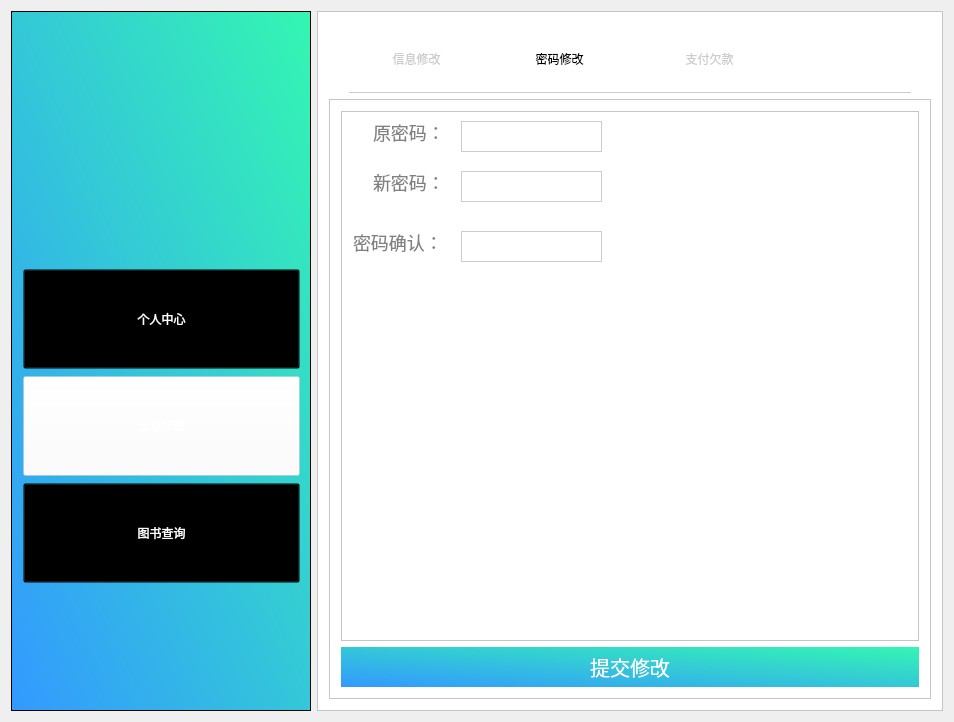
Before: the Qt Designer form Library/Library/student_updatepassword.ui in BooksOcean/BooksOcean, drawn with Qt 5.
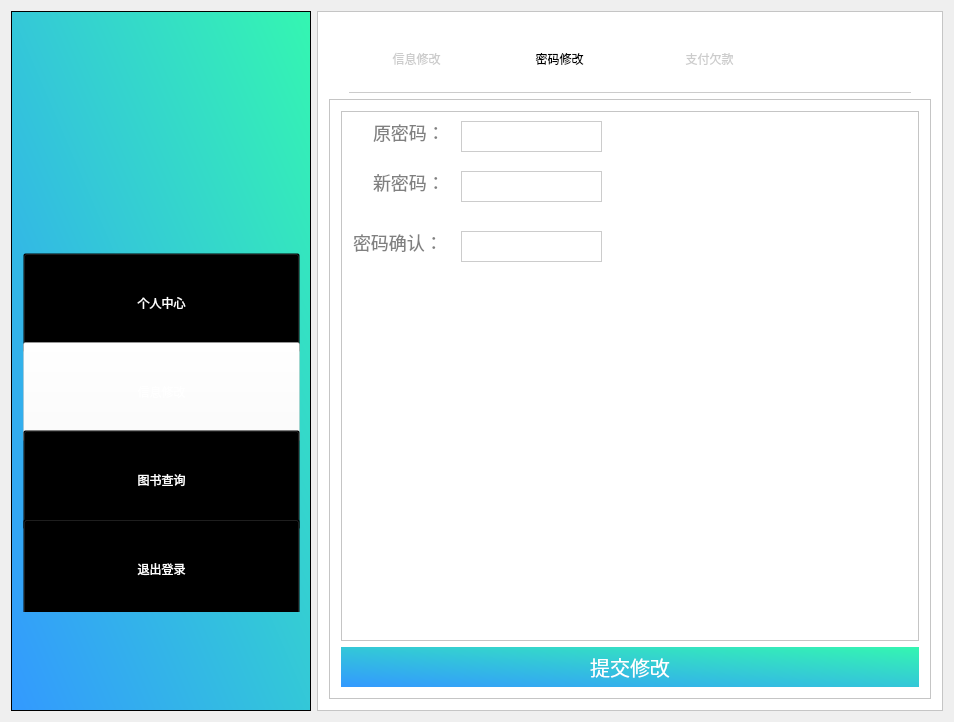
After: the same form once the commit is applied. Icons and pictures are not drawn.

```diff
--- a/Library/Library/student_updatepassword.ui
+++ b/Library/Library/student_updatepassword.ui
@@ -155,6 +155,24 @@
            </property>
           </widget>
          </item>
+         <item>
+          <widget class="QPushButton" name="btnLogout">
+           <property name="minimumSize">
+            <size>
+             <width>0</width>
+             <height>100</height>
+            </size>
+           </property>
+           <property name="styleSheet">
+            <string notr="true">font: 12pt &quot;微软雅黑&quot;;
+color:white;
+background:transparent;</string>
+           </property>
+           <property name="text">
+            <string>退出登录</string>
+           </property>
+          </widget>
+         </item>
         </layout>
        </item>
       </layout>
```
